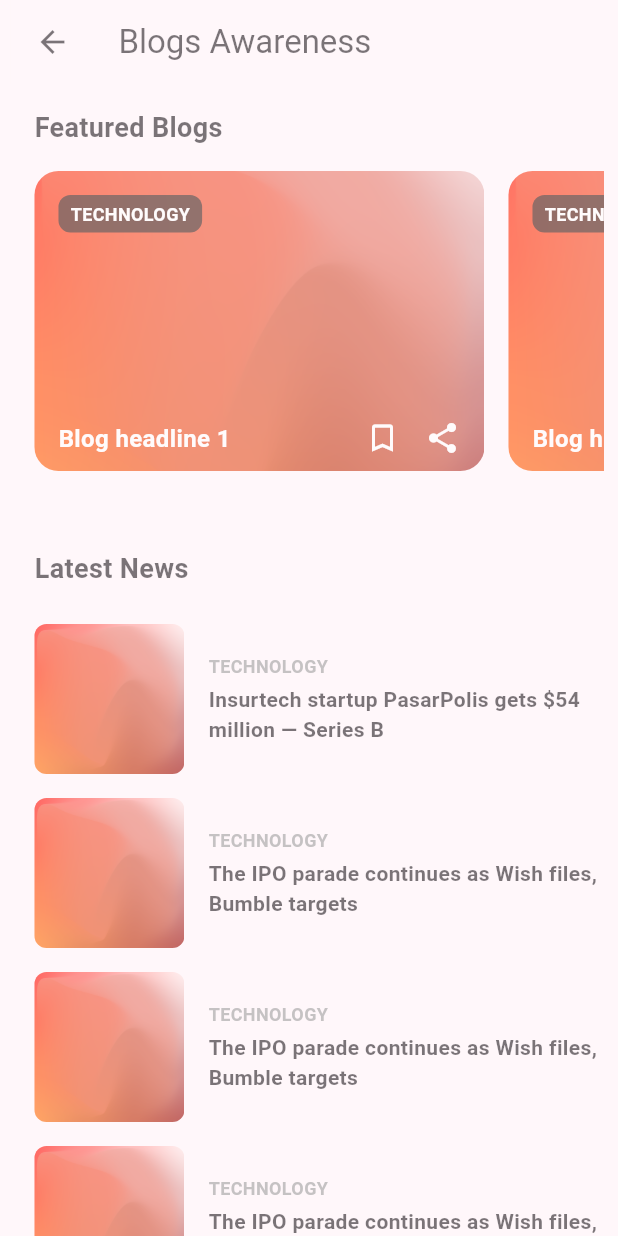
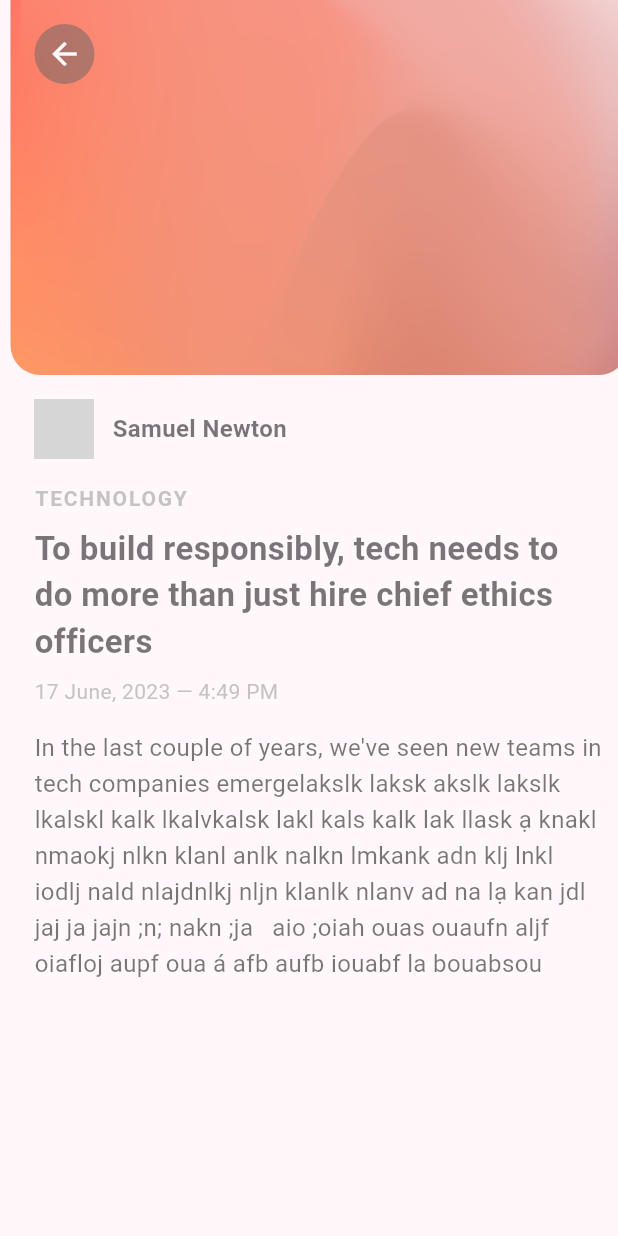
Before and after one commit to Bentanik/exe02_fe_mobile, a Flutter app: the screen it shows after launch, after a tap on "Personal Information", on a phone screen of 412 x 824 dp. Run offline on Flutter 3.47's test engine with Material 3 defaults, Android fonts, the light colour scheme and no system bars; our stand-ins replace expandable, flutter_svg, font_awesome_flutter; network calls fail; grey boxes are pictures that could not be loaded.

Commit message:
finished blog awareness detail

```diff
--- /dev/null
+++ b/lib/presentation/intro/pages/blog_awareness_detail.dart
@@ -0,0 +1,120 @@
+import 'package:exe02_fe_mobile/core/configs/assets/app_images.dart';
+import 'package:flutter/material.dart';
+
+class BlogAwarenessDetail extends StatelessWidget {
+  @override
+  Widget build(BuildContext context) {
+    return Scaffold(
+      body: SafeArea(
+        child: SingleChildScrollView(
+          child: Column(
+            crossAxisAlignment: CrossAxisAlignment.start,
+            children: [
+              // Image and Back Button
+              Stack(
+                children: [
+                  Container(
+                    height: 250,
+                    width: double.infinity,
+                    decoration: BoxDecoration(
+                      borderRadius: BorderRadius.only(bottomLeft: Radius.circular(20),
+                        bottomRight: Radius.circular(20),),
+                      image: DecorationImage(
+                        image: AssetImage(AppImages.bg), // Ảnh nền
+                        fit: BoxFit.cover,
+                      ),
+                    ),
+                  ),
+                  Positioned(
+                    top: 16,
+                    left: 16,
+                    child: CircleAvatar(
+                      backgroundColor: Colors.black.withOpacity(0.5),
+                      child: IconButton(
+                        icon: Icon(Icons.arrow_back, color: Colors.white),
+                        onPressed: () {
+                          Navigator.pop(context);
+                        },
+                      ),
+                    ),
+                  ),
+                ],
+              ),
+
+              // Author Info
+              Padding(
+                padding: const EdgeInsets.all(16.0),
+                child: Row(
+                  children: [
+                    CircleAvatar(
+                      radius: 20,
+                      backgroundImage: NetworkImage(
+                        'https://via.placeholder.com/150',
+                      ),
+                    ),
+                    SizedBox(width: 12),
+                    Text(
+                      'Samuel Newton',
+                      style: TextStyle(
+                        fontSize: 16,
+                        fontWeight: FontWeight.bold,
+                      ),
+                    ),
+                  ],
+                ),
+              ),
+
+              // Article Content
+              Padding(
+                padding: const EdgeInsets.symmetric(horizontal: 16.0),
+                child: Column(
+                  crossAxisAlignment: CrossAxisAlignment.start,
+                  children: [
+                    // Category
+                    Text(
+                      'TECHNOLOGY',
+                      style: TextStyle(
+                        fontSize: 14,
+                        fontWeight: FontWeight.bold,
+                        color: Colors.grey,
+                        letterSpacing: 1.2,
+                      ),
+                    ),
+                    SizedBox(height: 8),
+                    // Title
+                    Text(
+                      'To build responsibly, tech needs to do more than just hire chief ethics officers',
+                      style: TextStyle(
+                        fontSize: 22,
+                        fontWeight: FontWeight.bold,
+                        height: 1.4,
+                      ),
+                    ),
+                    SizedBox(height: 8),
+                    // Date
+                    Text(
+                      '17 June, 2023 — 4:49 PM',
+                      style: TextStyle(
+                        fontSize: 14,
+                        color: Colors.grey,
+                      ),
+                    ),
+                    SizedBox(height: 16),
+                    // Article Body
+                    Text(
+                      'In the last couple of years, we\'ve seen new teams in tech companies emergelakslk laksk akslk lakslk lkalskl kalk lkalvkalsk lakl kals kalk lak llask ạ knakl nmaokj nlkn klanl anlk nalkn lmkank adn klj lnkl iodlj nald nlajdnlkj nljn klanlk nlanv ad na lạ kan jdl jaj ja jajn ;n; nakn ;ja   aio ;oiah ouas ouaufn aljf oiafloj aupf oua á afb aufb iouabf la bouabsou',
+                      style: TextStyle(
+                        fontSize: 16,
+                        height: 1.5,
+                      ),
+                    ),
+                  ],
+                ),
+              ),
+            ],
+          ),
+        ),
+      ),
+    );
+  }
+}
--- a/lib/presentation/intro/pages/get_started.dart
+++ b/lib/presentation/intro/pages/get_started.dart
@@ -4,6 +4,7 @@ import 'package:exe02_fe_mobile/common/widget/notification_card.dart';
 import 'package:exe02_fe_mobile/common/widget/profile_button.dart';
 import 'package:exe02_fe_mobile/common/widget/search_course_card.dart';
 import 'package:exe02_fe_mobile/core/configs/assets/app_images.dart';
+import 'package:exe02_fe_mobile/presentation/intro/pages/blog_awareness_detail.dart';
 import 'package:exe02_fe_mobile/presentation/intro/pages/blogs_awareness.dart';
 
 import 'package:flutter/material.dart';
@@ -24,7 +25,7 @@ class GetStartedPage extends StatelessWidget {
                 child: ListView(
               children: [
                 ProfileButton(
-                  onTap: () => Routes.navigateToPage(context, BlogsAwareness()),
+                  onTap: () => Routes.navigateToPage(context, BlogAwarenessDetail()),
                   leading: const Icon(FontAwesomeIcons.user,
                       size: 20, color: Colors.black),
                   title: const Text('Personal Information'),
```
